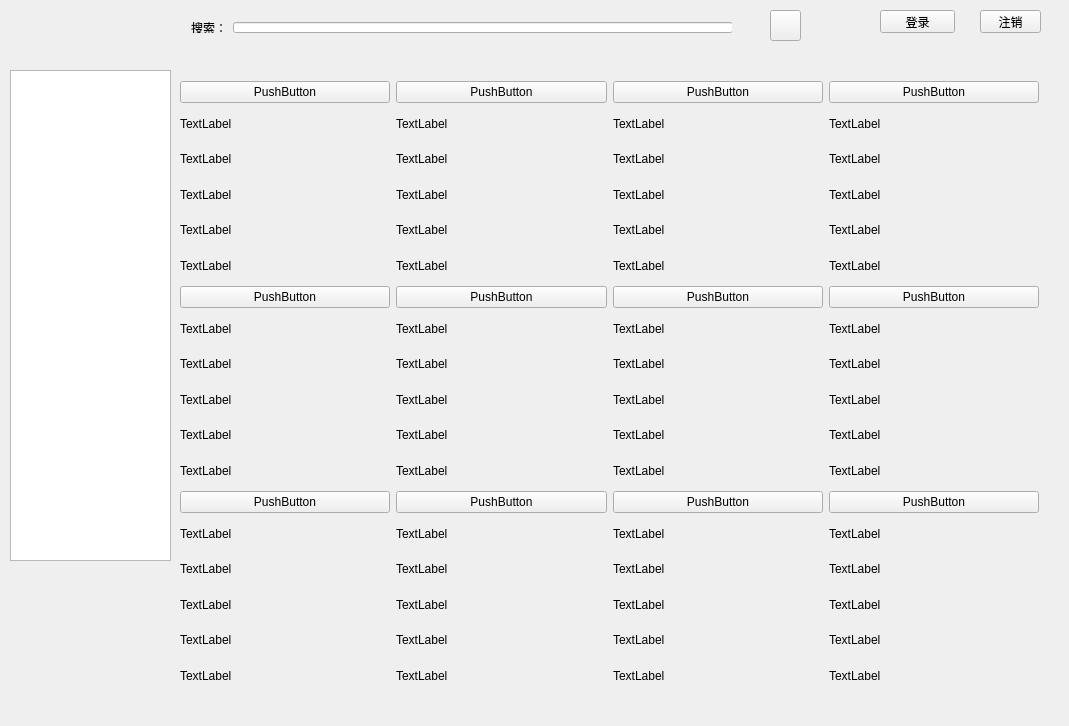
Old version of the form libdash/qtsampleplayer/ondemandgui.ui in the repository sunRainPenguin/libdash-adaptation.
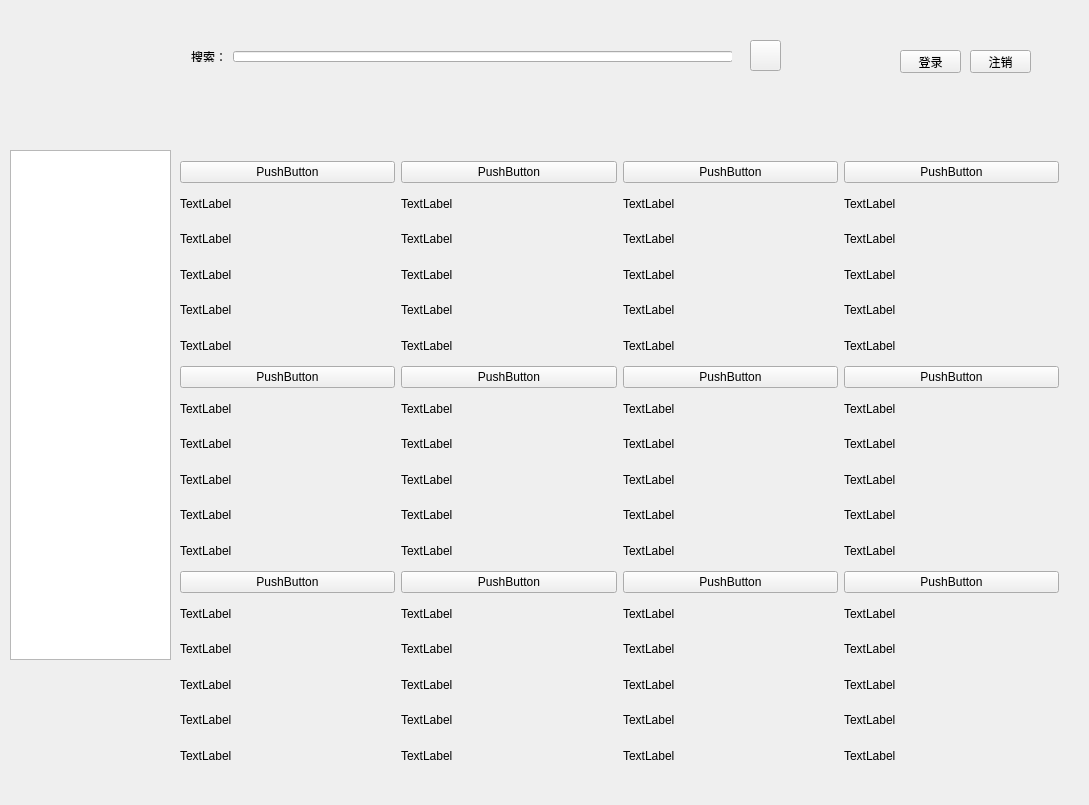
New version of the form. Custom widgets are drawn as their Qt base class.

Diff of the .ui file:
```diff
--- a/libdash/qtsampleplayer/ondemandgui.ui
+++ b/libdash/qtsampleplayer/ondemandgui.ui
@@ -6,8 +6,8 @@
    <rect>
     <x>0</x>
     <y>0</y>
-    <width>1069</width>
-    <height>726</height>
+    <width>1089</width>
+    <height>805</height>
    </rect>
   </property>
   <property name="windowTitle">
@@ -16,8 +16,8 @@
   <widget class="QPushButton" name="button_logout">
    <property name="geometry">
     <rect>
-     <x>980</x>
-     <y>10</y>
+     <x>970</x>
+     <y>50</y>
      <width>61</width>
      <height>23</height>
     </rect>
@@ -29,9 +29,9 @@
   <widget class="QPushButton" name="button_login">
    <property name="geometry">
     <rect>
-     <x>880</x>
-     <y>10</y>
-     <width>75</width>
+     <x>900</x>
+     <y>50</y>
+     <width>61</width>
      <height>23</height>
     </rect>
    </property>
@@ -43,8 +43,8 @@
    <property name="geometry">
     <rect>
      <x>180</x>
-     <y>70</y>
-     <width>870</width>
+     <y>150</y>
+     <width>890</width>
      <height>631</height>
     </rect>
    </property>
@@ -609,8 +609,8 @@
   <widget class="QPushButton" name="button_search">
    <property name="geometry">
     <rect>
-     <x>770</x>
-     <y>10</y>
+     <x>750</x>
+     <y>40</y>
      <width>31</width>
      <height>31</height>
     </rect>
@@ -632,7 +632,7 @@
    <property name="geometry">
     <rect>
      <x>180</x>
-     <y>11</y>
+     <y>40</y>
      <width>552</width>
      <height>54</height>
     </rect>
@@ -696,12 +696,48 @@
    <property name="geometry">
     <rect>
      <x>10</x>
-     <y>70</y>
+     <y>150</y>
      <width>161</width>
-     <height>491</height>
+     <height>510</height>
     </rect>
    </property>
   </widget>
+  <widget class="QLabel" name="label_picture">
+   <property name="geometry">
+    <rect>
+     <x>30</x>
+     <y>10</y>
+     <width>111</width>
+     <height>101</height>
+    </rect>
+   </property>
+   <property name="text">
+    <string/>
+   </property>
+  </widget>
+  <widget class="QLabel" name="label_username">
+   <property name="geometry">
+    <rect>
+     <x>30</x>
+     <y>120</y>
+     <width>111</width>
+     <height>20</height>
+    </rect>
+   </property>
+   <property name="text">
+    <string/>
+   </property>
+  </widget>
+  <zorder>button_logout</zorder>
+  <zorder>button_login</zorder>
+  <zorder>layoutWidget</zorder>
+  <zorder>button_search</zorder>
+  <zorder>layoutWidget</zorder>
+  <zorder>treeView</zorder>
+  <zorder>label_picture</zorder>
+  <zorder>label_username</zorder>
+  <zorder>lineEdit_search</zorder>
+  <zorder>label_search_state</zorder>
  </widget>
  <layoutdefault spacing="6" margin="11"/>
  <customwidgets>
```
